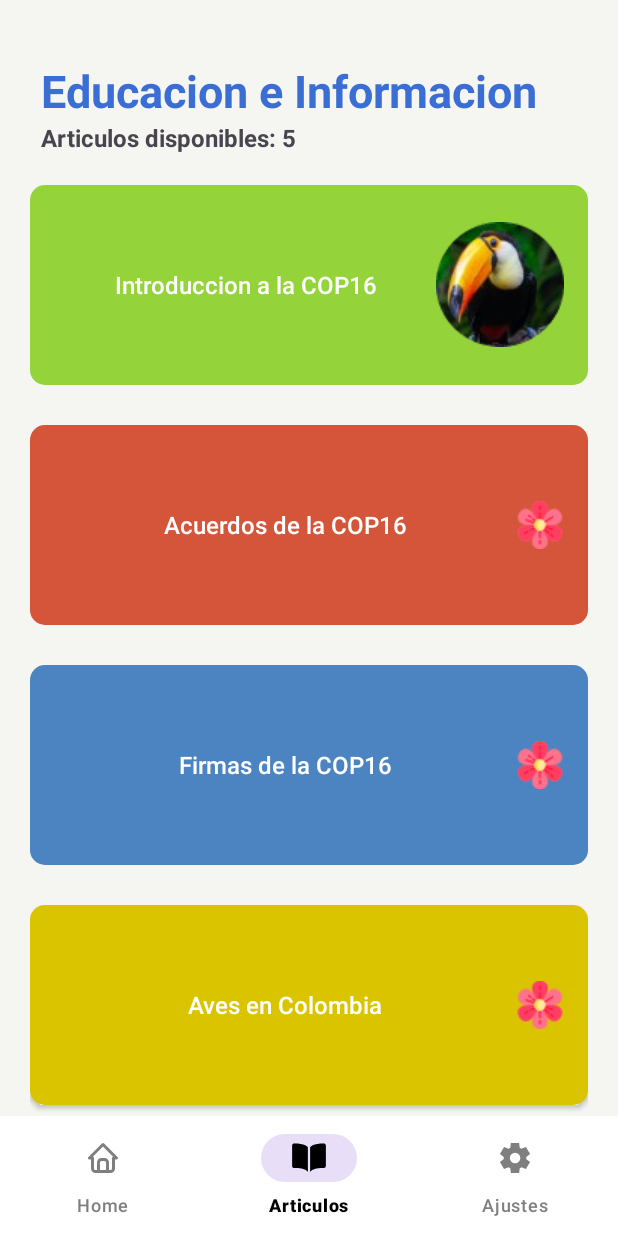
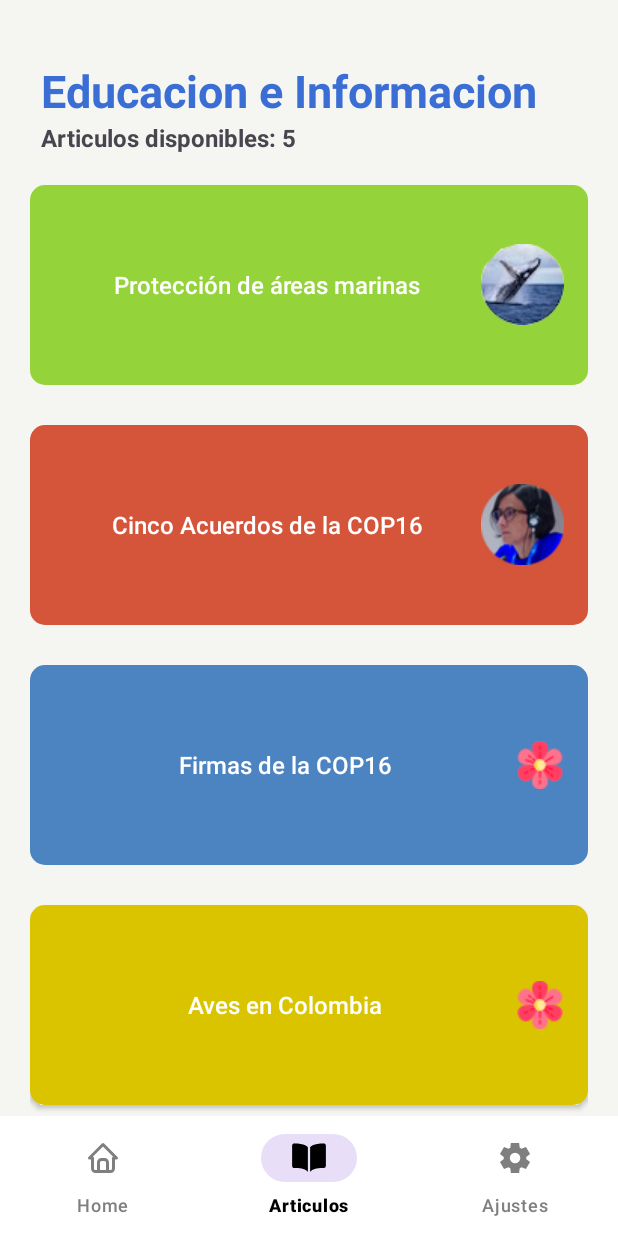
Before and after one commit to natyvcodes/education-app-cop16, an Android app: the screen it shows after launch (List_Articulos), item 2 of the bottom bar chosen, on a phone screen of 412 x 824 dp. Run offline under Robolectric (Android 15) with nearby library versions, the phone set to English and light mode, and no system bars.

Commit message:
articles ready

```diff
--- a/app/src/main/java/com/grupo1/myapp/List_Articulos.java
+++ b/app/src/main/java/com/grupo1/myapp/List_Articulos.java
@@ -74,9 +74,6 @@ public class List_Articulos extends AppCompatActivity {
             button.setBackground(buttonShape);
             button.setTextColor(Color.WHITE);
 
-
-
-
             button.setOnClickListener(v -> {
                 Intent intent = new Intent(this, Articulos.class);
                 ArrayList<String> articulo = obtenerInfoArticulos(titulo);
@@ -88,7 +85,7 @@ public class List_Articulos extends AppCompatActivity {
                 StringBuilder texto3 = new StringBuilder();
 
                 int longitudMinimaTexto1 = 120;
-                int longitudMinimaTexto2 = 275;
+                int longitudMinimaTexto2 = 280;
 
                 boolean primerPuntoEncontrado = false;
 
--- a/app/src/main/java/database/DatabaseHelper.java
+++ b/app/src/main/java/database/DatabaseHelper.java
@@ -61,15 +61,31 @@ public class DatabaseHelper extends SQLiteOpenHelper {
     public void onCreate(SQLiteDatabase db) {
         db.execSQL(TABLE_ARTICULO);
         db.execSQL("INSERT INTO ARTICULO (nombre, autor, fecha, parrafo, audio, imagen, imagen2) " +
-                "VALUES ('Introduccion a la COP16', 'Natalia Fajardo', 20240824, 'Colombia es reconocida como uno de los países con mayor biodiversidad del mundo. Ubicada en una posición estratégica en el trópico y con una geografía variada que incluye cordilleras, costas, llanuras, selvas y desiertos, este país suramericano alberga una asombrosa riqueza de especies y ecosistemas. Su diversidad biológica no solo es un motivo de orgullo nacional, sino también un recurso invaluable para la humanidad, ya que desempeña un papel crucial en el equilibrio ecológico global. El territorio colombiano se caracteriza por su heterogeneidad geográfica, climática y ecológica. La presencia de los Andes, que atraviesan el país en tres ramales principales, crea una variedad de microclimas y ecosistemas únicos . Además, Colombia tiene costas en el océano Pacífico y el mar Caribe, cada una con características biológicas distintas. La Amazonía, considerada el pulmón del mundo, cubre una parte significativa del país y es una fuente inagotable de biodiversidad.', 'toucan', 'tucan','tucan');");
+                "VALUES ('Protección de áreas marinas', 'Duvan Mancilla', 20241031, 'Con gran ovación los asistentes a la plenaria de la COP16 celebraron la aprobación del acuerdo global para identificar y conservar áreas marinas de alta importancia ecológica en aguas internacionales luego de ocho años de arduo trabajo en las negociaciones.\n" +
+                "\n" +
+                "Este consenso marca un avance significativo en la implementación del Marco Global de Biodiversidad Kunming Montreal y fortalece la gobernanza global de los océanos . Esta decisión busca facilitar la conservación de la biodiversidad marina mientras se respetan los derechos y jurisdicciones de los Estados, según la Convención de las Naciones Unidas sobre el Derecho del Mar.Durante el anuncio, la presidenta de la COP16, Susana Muhamad, celebró el acuerdo como un primer gran paso en los objetivos de la conferencia: “El compromiso que hoy hemos asumido representa el espíritu de cooperación y responsabilidad que impulsa la COP16. Este acuerdo nos permitirá proteger áreas clave para el planeta, asegurando que los océanos, nuestros grandes reguladores climáticos y fuente de vida, tengan una defensa sólida y global”.\n" +
+                "\n', 'audio_areas_protegidas', 'areas_marinas','areas_protegidas');");
         db.execSQL("INSERT INTO ARTICULO (nombre, autor, fecha, parrafo, audio, imagen, imagen2) " +
-                "VALUES ('Acuerdos de la COP16', 'Autor 2', 20240821, 'Este es el segundo artículo', 'prueba', 'flor','flor');");
+                "VALUES ('Cinco Acuerdos de la COP16', 'Natalia Fajardo', 20241120, 'La Conferencia de las Partes sobre Diversidad Biológica (COP16) en Cali marcó un avance significativo hacia la implementación del Marco Mundial de Biodiversidad Kunming-Montreal. Sin embargo, su trabajo no ha concluido: la plenaria fue suspendida y se llevará a cabo una segunda sesión en el primer trimestre de 2025 para abordar los temas pendientes sobre financiamiento y completar el mandato de esta COP.\n" +
+                "\nLa presidenta de la COP16 y ministra de Ambiente de Colombia, Susana Muhamad, destacó que esta conferencia se centró en la implementación. Entre los logros históricos de la conferencia clave sobresalen:\n" +
+                "\n" +
+                "1)Creación del Fondo de Cali – logro financiero: un mecanismo mundial para distribuir equitativamente recursos económicos a los Estados por el uso de su información genética, acuerdo histórico en favor de los países biodiversos.\n" +
+                "\n"+"2)Creación del órgano subsidiario permanente del Artículo 8J para pueblos indígenas y comunidades locales, tras 26 años de discusiones. Histórico reconocimiento a los pueblos indígenas y comunidades locales. Con éste solo serían tres órganos subsidiarios del Convenio de Diversidad Biológica.\n" +
+                "\n3)Acuerdo sobre áreas marinas en aguas internacionales, una decisión que reconoce la soberanía de los países y fortalece el papel de la ciencia para identificar puntos críticos de biodiversidad. Logro alcanzado luego de ocho años de negociaciones.\n" +
+                "\n4)Interrelación entre las agendas de biodiversidad y cambio climático.\n" +
+                "\n5)Reconocimiento de los pueblos afrodescendientes como custodios de la biodiversidad.\n" +
+                "Estas iniciativas son esenciales para que los países puedan cumplir con los compromisos globales de protección de la biodiversidad.', 'exitos', 'grandes_acuerdos','medio_ambiental');");
         db.execSQL("INSERT INTO ARTICULO (nombre, autor, fecha, parrafo, audio, imagen, imagen2) " +
                 "VALUES ('Firmas de la COP16', 'Autor 3', 20241122, 'Este es el tercer artículo', 'prueba', 'flor','flor');");
         db.execSQL("INSERT INTO ARTICULO (nombre, autor, fecha, parrafo, audio, imagen, imagen2) " +
                 "VALUES ('Aves en Colombia', 'Autor 3', 20241122, 'Este es el tercer artículo', 'prueba','flor','flor');");
         db.execSQL("INSERT INTO ARTICULO (nombre, autor, fecha, parrafo, audio, imagen, imagen2) " +
-                "VALUES ('Fauna y flora como cuidarla', 'Autor 3', 20241122, 'Este es el tercer artículo', 'prueba','flor','flor');");
+                "VALUES ('Financiamiento Crisis Climatica', 'Duvan Mancilla', 20241118, 'En Bakú, donde se lleva a cabo la COP29 de Cambio Climático, la ministra de Ambiente de Colombia y presidenta de la COP16 de Biodiversidad, Susana Muhamad, destacó la urgencia de establecer un sistema financiero internacional que esté a la altura de la desafiante coyuntura climática, recalcando la importancia de invertir en adaptación, especialmente en marcos críticos, como inundaciones y sequías extremas, que tienen un costo anual de alrededor de 400 millones de dólares fuera del presupuesto establecido para responder a estas emergencias.\n" +
+                "\nEn la presentación del Informe preliminar del Grupo de Expertos sobre Deuda, Naturaleza y Clima, establecido por los gobiernos de Colombia, Kenia, Francia y Alemania, en el marco de la COP19 se expusieron diferentes recomendaciones para poder hacer realidad la visión de reformar la estructura financiera global, destacando: la necesidad de reformar los sistemas financieros internacionales para integrar mejor los riesgos asociados al cambio climático y la biodiversidad; y los países en desarrollo como Colombia deberían recibir mayores apoyos financieros, incluidas las condiciones de financiamiento preferenciales, para poder avanzar en proyectos de transición verde y aumentar las inversiones en resiliencia climática, entre otros.\n" +
+                "\n“Es fundamental establecer soluciones audaces, incluyendo la creación de un pacto global que permita redirigir parte de las deudas soberanas hacia inversiones climáticas estratégicas. En ese sentido, no podemos permitir tener una crisis de deuda con una crisis climática juntas. Eso sería catastrófico para todos y muy difícil de recuperar”, afirmó la ministra Susana Muhamad.\n" +
+                "\n" +
+                "En ese sentido, Muhamad recalcó el impacto negativo que conlleva la deuda externa con altos servicios de deuda sobre la capacidad que tienen los países en desarrollo para abordar los desafíos que impone el cambio climático y la conservación de la biodiversidad.\n" +
+                "\n', 'financiamiento','financiero','animal_triste');");
     }
 
     @Override
--- a/app/src/main/res/layout/activity_articulos.xml
+++ b/app/src/main/res/layout/activity_articulos.xml
@@ -108,8 +108,9 @@
 
                 <ImageView
                     android:id="@+id/imageAudio"
-                    android:layout_width="wrap_content"
-                    android:layout_height="wrap_content"
+                    android:layout_width="75dp"
+                    android:layout_height="75dp"
+                    android:scaleType="fitCenter"
                     android:layout_marginVertical="14dp"
                     app:srcCompat="@drawable/cop16" />
 
```
Also changed, not shown: app/src/main/java/com/grupo1/myapp/Articulos.java (+23 -9 lines), app/src/main/res/drawable/animal_triste.png (added), app/src/main/res/drawable/areas_marinas.jpg (added), app/src/main/res/drawable/areas_protegidas.png (added), app/src/main/res/drawable/financiero.jpg (added), app/src/main/res/drawable/grandes_acuerdos.jpg (added), app/src/main/res/drawable/medio_ambiental.png (added), app/src/main/res/drawable/tucan.png (deleted), 3 other files.
